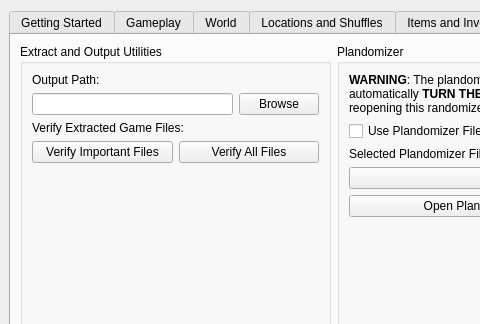
Qt form gui/ui/main.ui (mint-choc-chip-skyblade/sshd-rando) before a commit; both pictures show x 0 to 480 and y 0 to 324 of the 1300 by 800 pixel window.
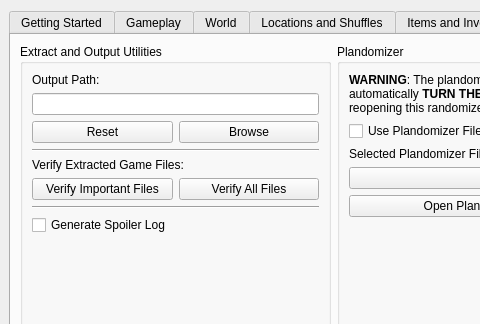
The same form after that commit.

Commit message: Add output_dir and spoiler log control to the gui

```diff
--- a/gui/ui/main.ui
+++ b/gui/ui/main.ui
@@ -2649,12 +2649,23 @@
             </widget>
            </item>
            <item>
-            <layout class="QHBoxLayout" name="output_layout">
+            <widget class="QLineEdit" name="config_output">
+             <property name="readOnly">
+              <bool>true</bool>
+             </property>
+            </widget>
+           </item>
+           <item>
+            <layout class="QHBoxLayout" name="output_button_layout">
              <item>
-              <widget class="QLineEdit" name="output_line_edit"/>
+              <widget class="QPushButton" name="reset_output_button">
+               <property name="text">
+                <string>Reset</string>
+               </property>
+              </widget>
              </item>
              <item>
-              <widget class="QPushButton" name="output_button">
+              <widget class="QPushButton" name="browse_output_button">
                <property name="text">
                 <string>Browse</string>
                </property>
@@ -2662,6 +2673,13 @@
              </item>
             </layout>
            </item>
+           <item>
+            <widget class="Line" name="utils_hline">
+             <property name="orientation">
+              <enum>Qt::Horizontal</enum>
+             </property>
+            </widget>
+           </item>
            <item>
             <widget class="QLabel" name="verify_extract_label">
              <property name="text">
@@ -2687,6 +2705,20 @@
              </item>
             </layout>
            </item>
+           <item>
+            <widget class="Line" name="utils_hline_2">
+             <property name="orientation">
+              <enum>Qt::Horizontal</enum>
+             </property>
+            </widget>
+           </item>
+           <item>
+            <widget class="QCheckBox" name="config_generate_spoiler_log">
+             <property name="text">
+              <string>Generate Spoiler Log</string>
+             </property>
+            </widget>
+           </item>
            <item>
             <spacer name="verticalSpacer_3">
              <property name="orientation">
```
Left out of the diff: 6 changed lines with no effect on the pictures. The commit also changes 2 other files.
